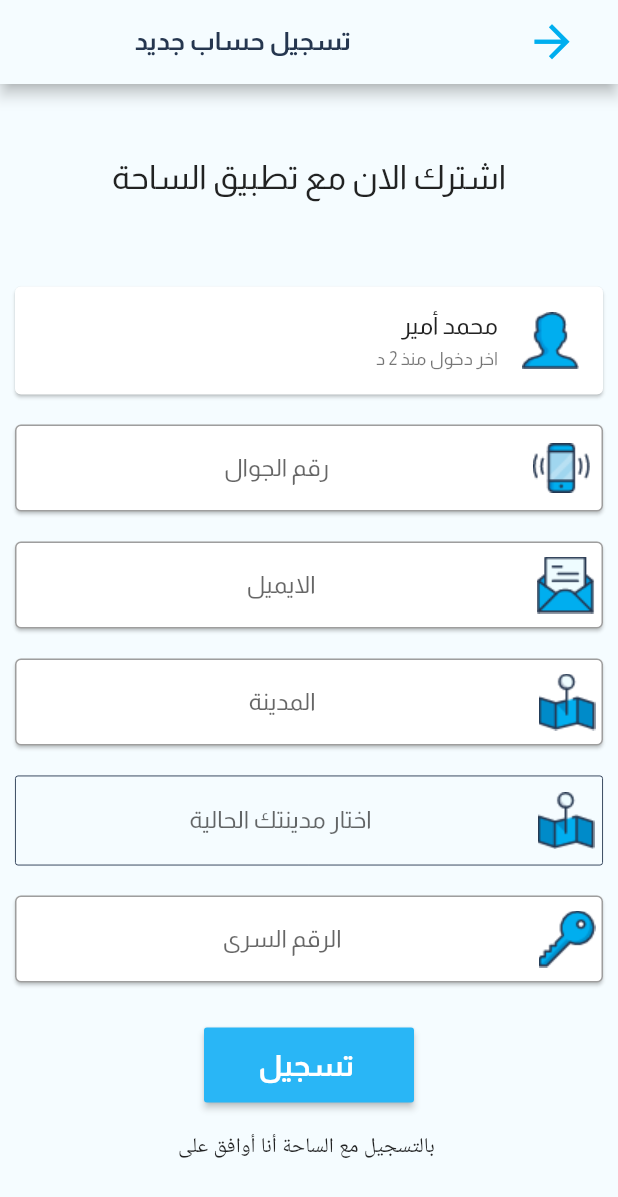
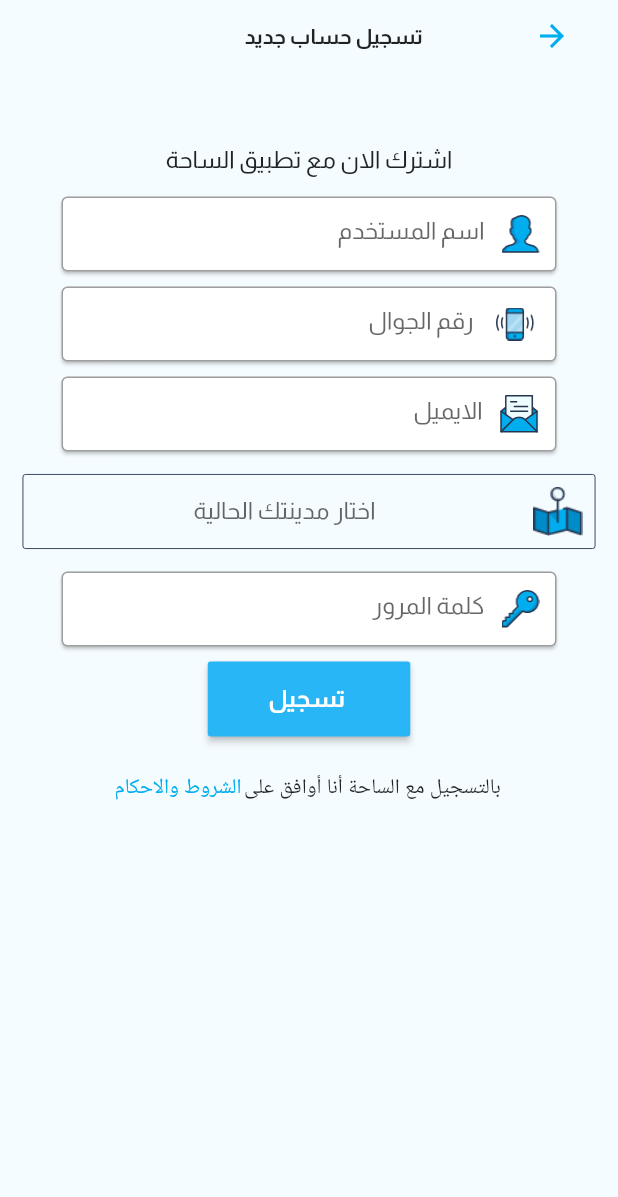
Before and after one commit to medo00001/SahaApp, a Flutter app: the screen it shows after launch, on a phone screen of 412 x 824 dp. Shown: the top 1197 px of the screen. Run offline on Flutter 3.47's test engine with Material 2 defaults, Android fonts, the phone set to English and light mode, and no system bars; our stand-ins replace carousel_slider.

Commit message:
fix register page to fit design

```diff
--- a/lib/screen/screen1.dart
+++ b/lib/screen/screen1.dart
@@ -16,25 +16,46 @@ class _Screen1State extends State<Screen1> {
     return MaterialApp(
       debugShowCheckedModeBanner: false,
       home: Scaffold(
-        appBar: AppBar(
-          backgroundColor: Color(0xffF5FCFF),
-          actions: <Widget>[
-            Register(),
-          ],
-          title: Center(
-              child: Text(
-            "تسجيل حساب جديد",
-            style: TextStyle(
-                color: Color(0xff25364F),
-                fontFamily: "Almarai-bold",
-                fontSize: 17),
-          )),
-        ),
+        // appBar: AppBar(
+        //   backgroundColor: Color(0xffF5FCFF),
+        //   actions: <Widget>[
+        //     Register(),
+        //   ],
+        //   title: Center(
+        //       child: Text(
+        //     "تسجيل حساب جديد",
+        //     style: TextStyle(
+        //         color: Color(0xff25364F),
+        //         fontFamily: "Almarai-bold",
+        //         fontSize: 17),
+        //   )),
+        // ),
         backgroundColor: Color(0xffF5FCFF),
         body: SingleChildScrollView(
           child: Column(
             mainAxisAlignment: MainAxisAlignment.start,
             children: <Widget>[
+              SafeArea(
+                child: Container(
+                  color: Color(0x60F5FCFF),
+                  child: Row(
+                    mainAxisAlignment: MainAxisAlignment.spaceBetween,
+                    children: <Widget>[
+                      SizedBox(
+                        width: 121,
+                      ),
+                      Text(
+                        'تسجيل حساب جديد',
+                        style: TextStyle(
+                          fontSize: 14,
+                          fontFamily: "Almarai-bold",
+                        ),
+                      ),
+                      Register(),
+                    ],
+                  ),
+                ),
+              ),
               SizedBox(
                 height: 50,
               ),
@@ -42,46 +63,25 @@ class _Screen1State extends State<Screen1> {
                 child: Text(
                   'اشترك الان مع تطبيق الساحة',
                   style: TextStyle(
-                    fontSize: 22,
+                    fontSize: 16,
                     fontFamily: "Almarai",
                   ),
                 ),
               ),
               SizedBox(
+                height: 15,
+              ),
+              myfunc(' اسم المستخدم', 'user.png', TextInputType.text),
+              SizedBox(height: 10),
+              myfunc('رقم الجوال', 'phone.png', TextInputType.number),
+              SizedBox(height: 10),
+              myfunc('الايميل', 'email.png', TextInputType.emailAddress),
+              // SizedBox(height: 10),
+              // myfunc('المدينة', 'city.png', TextInputType.text),
+              Container(
                 height: 50,
-              ),
-              Card(
-                margin: EdgeInsets.all(10),
-                //color: Colors.blue[200],
-                child: ListTile(
-                  title: Text(
-                    'محمد أمير',
-                    style: TextStyle(
-                      fontSize: 16,
-                      fontFamily: "Almarai",
-                    ),
-                    textAlign: TextAlign.right,
-                  ),
-                  trailing: Image(
-                    image: AssetImage('images/user.png'),
-                  ),
-                  subtitle: Text(
-                    'اخر دخول منذ 2 د ',
-                    style: TextStyle(
-                      fontSize: 12,
-                      fontFamily: "Almarai",
-                    ),
-                    textAlign: TextAlign.right,
-                  ),
-                ),
-              ),
-              myfunc('رقم الجوال', 'phone', TextInputType.number),
-              myfunc('الايميل', 'email', TextInputType.emailAddress),
-              myfunc('المدينة', 'city', TextInputType.text),
-              Container(
-                height: 60,
-                margin: EdgeInsets.all(10),
-                padding: EdgeInsets.all(5),
+                margin: EdgeInsets.all(15),
+                padding: EdgeInsets.all(8),
                 decoration: BoxDecoration(
                   borderRadius: BorderRadius.all(Radius.circular(2)),
                   // color: Color(0xff25364F),
@@ -92,10 +92,11 @@ class _Screen1State extends State<Screen1> {
                 ),
                 child: CurrentCity(),
               ),
-              myfunc('الرقم السرى', 'password', TextInputType.visiblePassword),
+              myfunc(
+                  'كلمة المرور', 'password.png', TextInputType.visiblePassword),
               Container(
-                margin: EdgeInsets.all(20),
-                width: 140,
+                margin: EdgeInsets.all(10),
+                width: 135,
                 height: 50,
                 child: RaisedButton(
                   color: Colors.lightBlue[400],
@@ -105,13 +106,51 @@ class _Screen1State extends State<Screen1> {
                   child: Center(
                       child: Text(
                     'تسجيل ',
-                    style: TextStyle(fontSize: 20, fontFamily: "Almarai-bold"),
+                    style: TextStyle(fontSize: 16, fontFamily: "Almarai-bold"),
                   )),
                   textColor: Colors.white,
                 ),
               ),
+              Row(
+                mainAxisAlignment: MainAxisAlignment.center,
+                crossAxisAlignment: CrossAxisAlignment.end,
+                children: <Widget>[
                   Container(
-                child: Text('بالتسجيل مع الساحة أنا أوافق على '),
+                    // height: 50,
+                    // width: 360,
+                    // child: RichText(
+                    //   text: TextSpan(
+                    //       text: '  التسجيل مع الساحة أنا أوافق على',
+                    //       style: TextStyle(
+                    //         fontSize: 16.0,
+                    //         color: Colors.black,
+                    //         // decoration: TextDecoration.underline,
+                    //         // decorationColor: Colors.deepPurpleAccent,
+                    //         // decorationStyle: TextDecorationStyle.dotted,
+                    //         // fontStyle: FontStyle.italic,
+                    //         // fontWeight: FontWeight.normal,
+                    //       ),
+                    //       children: <TextSpan>[
+                    //         TextSpan(text: 'الشروط والاحكام '),
+                    //       ]),
+                    // ),
+
+                    child: Row(
+                      children: <Widget>[
+                        FlatButton(
+                          onPressed: () {},
+                          child: Text(
+                            'الشروط والاحكام',
+                            style: TextStyle(
+                                fontSize: 14, color: Color(0xff00AEEF)),
+                          ),
+                          padding: EdgeInsets.all(0),
+                        ),
+                        Text('بالتسجيل مع الساحة أنا أوافق على '),
+                      ],
+                    ),
+                  ),
+                ],
               ),
             ],
           ),
@@ -172,11 +211,27 @@ class _CurrentCityState extends State<CurrentCity> {
   }
 }
 
-Widget myfunc(String mytext, String image, TextInputType type) {
-  return Card(
-    margin: EdgeInsets.all(10),
+class MyForm extends StatefulWidget {
+  @override
+  _MyFormState createState() => _MyFormState();
+}
+
+class _MyFormState extends State<MyForm> {
+  bool _obscureText = true;
+
+  String mytext;
+  String image;
+  TextInputType type;
+  _MyFormState({this.mytext, this.image, this.type});
+  @override
+  Widget build(BuildContext context) {
+    return Container(
+      width: 330,
+      height: 50,
+      child: Card(
+        margin: EdgeInsets.all(0),
         child: TextField(
-      textAlign: TextAlign.center,
+          textAlign: TextAlign.end,
           // textDirection: TextDirection.rtl,
           style: TextStyle(
             fontSize: 16,
@@ -190,7 +245,43 @@ Widget myfunc(String mytext, String image, TextInputType type) {
                 color: Color(0xff25364F),
               ),
             ),
-        suffixIcon: Image.asset("images/$image.png"),
+            suffixIcon: Image.asset(
+              "images/$image",
+              scale: 1.5,
+            ),
+          ),
+        ),
+      ),
+    );
+  }
+}
+
+Widget myfunc(String mytext, String image, TextInputType type) {
+  return Container(
+    width: 330,
+    height: 50,
+    child: Card(
+      margin: EdgeInsets.all(0),
+      child: TextField(
+        textAlign: TextAlign.end,
+        // textDirection: TextDirection.rtl,
+        style: TextStyle(
+          fontSize: 16,
+          fontFamily: "Almarai",
+        ),
+        keyboardType: type,
+        decoration: InputDecoration(
+          hintText: mytext,
+          border: OutlineInputBorder(
+            borderSide: BorderSide(
+              color: Color(0xff25364F),
+            ),
+          ),
+          suffixIcon: Image.asset(
+            "images/$image",
+            scale: 1.5,
+          ),
+        ),
       ),
     ),
   );
@@ -214,7 +305,7 @@ class _RegisterState extends State<Register> {
       },
       child: Icon(
         Icons.arrow_forward,
-        size: 35,
+        size: 24,
         color: Color(0xff00AEEF),
       ),
     );
```
Lines whose indentation alone changed are shown as unchanged.
